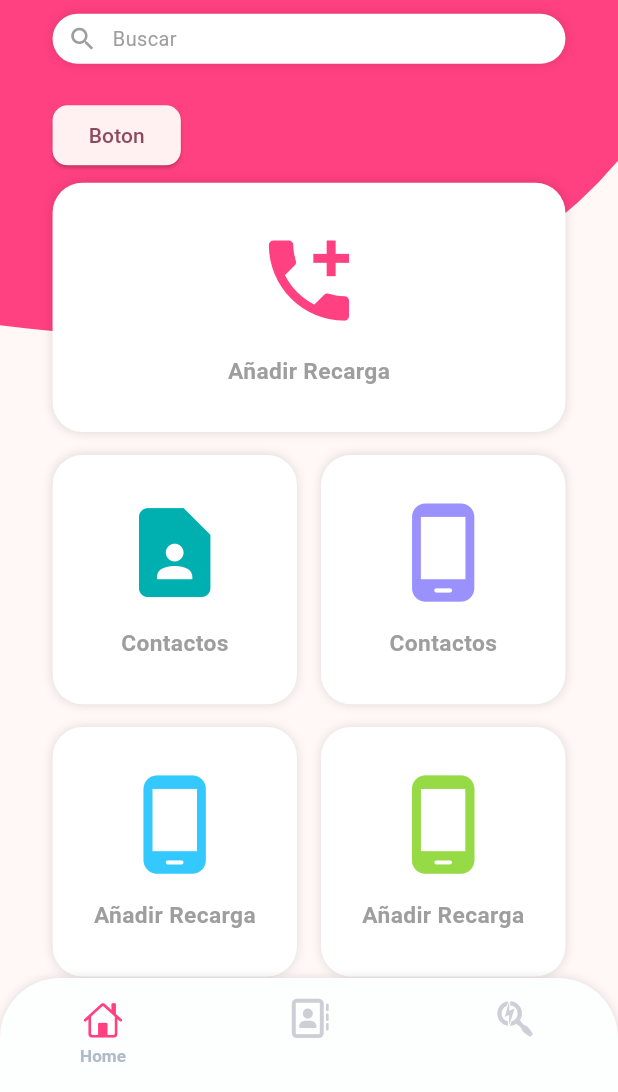
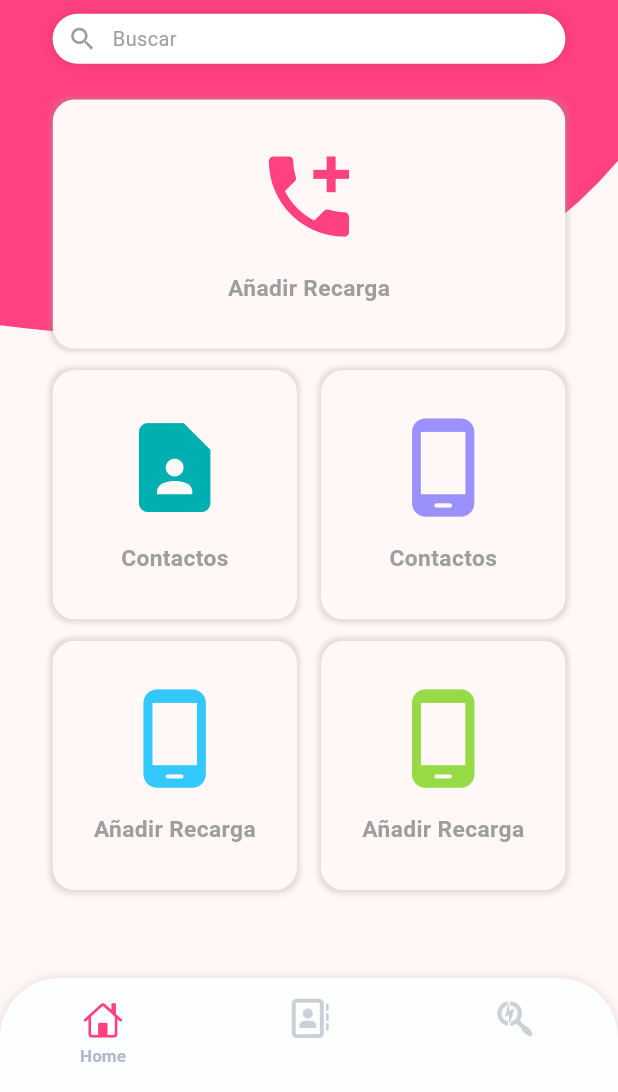
Before and after one commit to rogerordaz1/recharme, a Flutter app: the screen it shows after launch, on a phone screen of 412 x 824 dp, the part 144-1236 px from its top. Run offline on Flutter 3.47's test engine with Material 2 defaults, Android fonts, the phone set to English and light mode, and no system bars; drawn by our look-alikes of persistent_bottom_nav_bar; our stand-ins replace bloc, equatable, flutter_bloc, flutter_screenutil, font_awesome_flutter, get_it and 1 more.

Commit message:
arreglado el card con el efecto de splash

```diff
--- a/lib/features/home/presentation/widgets/custom_body_section.dart
+++ b/lib/features/home/presentation/widgets/custom_body_section.dart
@@ -20,14 +20,6 @@ class CustomBodySection extends StatelessWidget {
           const HeaderText(),
           const SearchBar(),
           SizedBox(height: 25.h),
-          ElevatedButton(
-            onPressed: () {},
-            style: const ButtonStyle(
-              shape: MaterialStatePropertyAll(RoundedRectangleBorder(
-                  borderRadius: BorderRadius.all(Radius.circular(10)))),
-            ),
-            child: const Text('Boton'),
-          ),
           CustomMenuCard(
             text: 'Añadir Recarga',
             icon: Icons.add_call,
@@ -36,6 +28,7 @@ class CustomBodySection extends StatelessWidget {
               print('He tocado este widget');
             },
           ),
+          SizedBox(height: 15.h),
           const RowCardsMenu(
             text: 'Contactos',
             iconLeft: Icons.contact_page,
@@ -43,6 +36,7 @@ class CustomBodySection extends StatelessWidget {
             colorLeft: colorGreen,
             colorRight: colorBlueLight02,
           ),
+          SizedBox(height: 15.h),
           const RowCardsMenu(
             text: 'Añadir Recarga',
             iconLeft: Icons.phone_android_rounded,
--- a/lib/features/home/presentation/widgets/custom_menu_card.dart
+++ b/lib/features/home/presentation/widgets/custom_menu_card.dart
@@ -17,25 +17,27 @@ class CustomMenuCard extends StatelessWidget {
 
   @override
   Widget build(BuildContext context) {
-    return GestureDetector(
-      onTap: onPressed,
-      child: Container(
+    return Container(
       height: 175.h,
-        margin: EdgeInsets.symmetric(vertical: 8.h),
-        alignment: Alignment.center,
+      width: double.infinity,
       decoration: BoxDecoration(
-          color: Colors.white,
-          boxShadow: const [
+        borderRadius: BorderRadius.circular(15),
+        boxShadow: [
           BoxShadow(
-              color: Colors.black12,
-              blurRadius: 5,
+            color: Colors.grey.withOpacity(0.3),
+            spreadRadius: 2,
+            blurRadius: 2,
           ),
         ],
-          borderRadius: BorderRadius.all(
-            Radius.circular(20.w),
       ),
-        ),
+      child: ClipRRect(
+        borderRadius: BorderRadius.circular(15),
+        child: Material(
+          child: InkWell(
+            splashColor: color.withOpacity(0.2),
+            onTap: () {},
             child: Column(
+              crossAxisAlignment: CrossAxisAlignment.center,
               mainAxisAlignment: MainAxisAlignment.center,
               children: [
                 Icon(
@@ -57,6 +59,8 @@ class CustomMenuCard extends StatelessWidget {
               ],
             ),
           ),
+        ),
+      ),
     );
   }
 }
```
Lines whose indentation alone changed are shown as unchanged.
